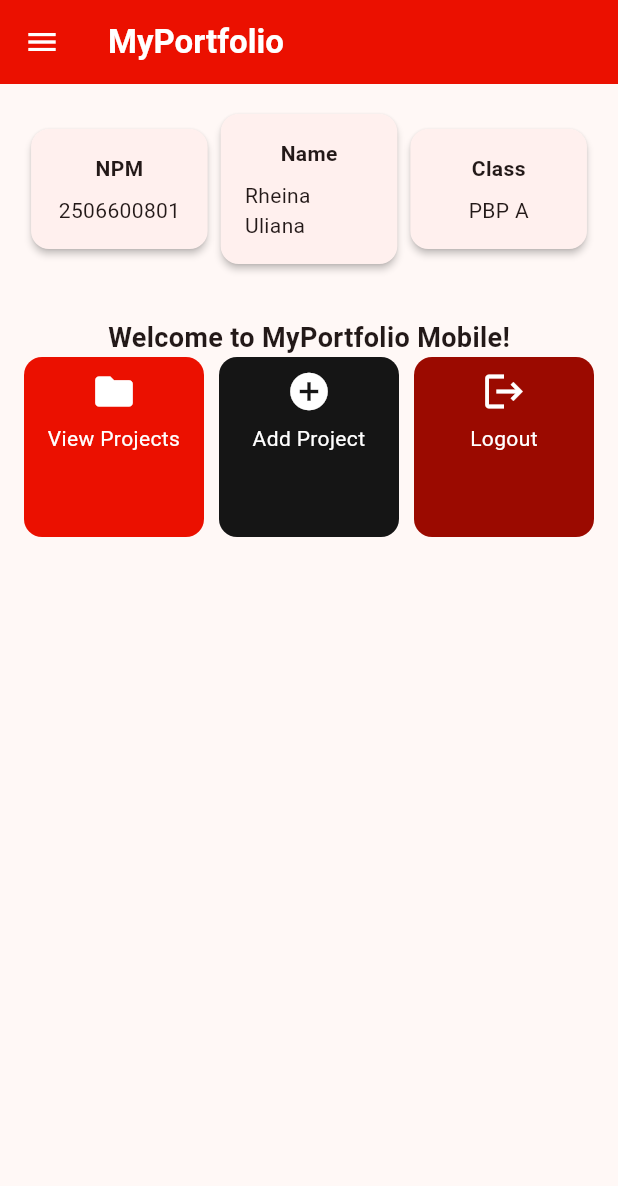
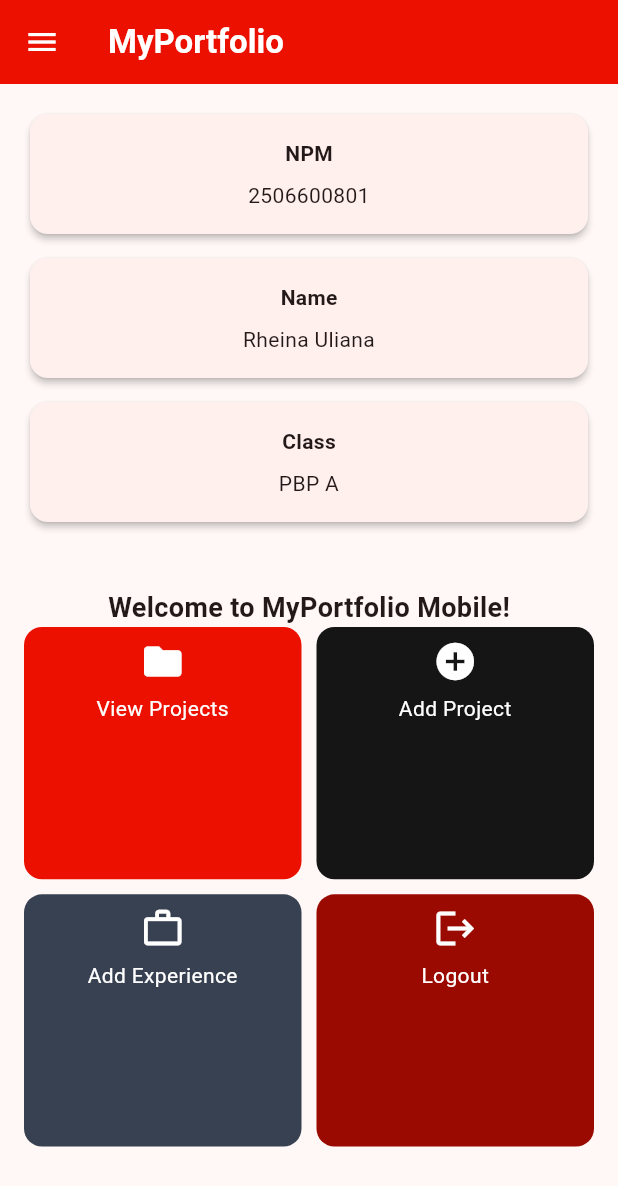
Before and after one commit to rh-elise/myportofolio_mobile, a Flutter app: the screen it shows after launch, on a phone screen of 412 x 824 dp. Shown: the top 1186 px of the screen. Run offline on Flutter 3.47's test engine with Material 3 defaults, Android fonts, the phone set to English and light mode, and no system bars.

Commit message:
feat: Menambahkan kartu Add Experience dan navigasi berbasis halaman tujuan

```diff
--- a/lib/screens/menu.dart
+++ b/lib/screens/menu.dart
@@ -1,21 +1,33 @@
 import 'package:flutter/material.dart';
+import 'package:myportofolio_mobile/screens/experience_form.dart';
+import 'package:myportofolio_mobile/screens/project_form.dart';
 import 'package:myportofolio_mobile/widgets/left_drawer.dart';
 import 'package:myportofolio_mobile/widgets/project_card.dart';
 
+/// Satu tombol aksi pada halaman utama.
 class ItemHomepage {
   final String name;
   final IconData icon;
   final Color color;
+
+  /// Menandai aksi destruktif yang harus dikonfirmasi sebelum dijalankan.
   final bool requiresConfirmation;
+
+  /// Halaman tujuan yang dibuka saat kartu ditekan. Jika null, kartu hanya
+  /// menampilkan SnackBar, misalnya View Projects yang belum punya halaman
+  /// tujuan.
+  final Widget? page;
 
   const ItemHomepage(
     this.name,
     this.icon,
     this.color, {
     this.requiresConfirmation = false,
+    this.page,
   });
 }
 
+/// Halaman utama: identitas pemilik portofolio dan kartu aksi.
 class MyHomePage extends StatelessWidget {
   const MyHomePage({super.key});
 
@@ -23,10 +35,22 @@ class MyHomePage extends StatelessWidget {
   final String name = "Rheina Uliana";
   final String className = "PBP A";
 
-  // Tiga warna dari style.css: accent, ink, accent dark.
+  // Warna dari static/css/style.css: --accent, --ink, --text-muted, dan
+  // accent dark (#9B0A00).
   final List<ItemHomepage> items = const [
     ItemHomepage("View Projects", Icons.folder, Color(0xFFEB1000)),
-    ItemHomepage("Add Project", Icons.add_circle, Color(0xFF151515)),
+    ItemHomepage(
+      "Add Project",
+      Icons.add_circle,
+      Color(0xFF151515),
+      page: ProjectFormPage(),
+    ),
+    ItemHomepage(
+      "Add Experience",
+      Icons.work_outline,
+      Color(0xFF374151),
+      page: ExperienceFormPage(),
+    ),
     ItemHomepage(
       "Logout",
       Icons.logout,
@@ -54,15 +78,40 @@ class MyHomePage extends StatelessWidget {
           child: Column(
             crossAxisAlignment: CrossAxisAlignment.center,
             children: [
-              Row(
-                mainAxisAlignment: MainAxisAlignment.spaceEvenly,
-                children: [
-                  InfoCard(title: 'NPM', content: npm),
-                  InfoCard(title: 'Name', content: name),
-                  InfoCard(title: 'Class', content: className),
-                ],
+              LayoutBuilder(
+                builder: (context, constraints) {
+                  final cards = [
+                    InfoCard(title: 'NPM', content: npm),
+                    InfoCard(title: 'Name', content: name),
+                    InfoCard(title: 'Class', content: className),
+                  ];
+
+                  // Di layar sempit kartu ditumpuk agar teks identitas tetap
+                  // terbaca utuh tanpa overflow.
+                  if (constraints.maxWidth < 480) {
+                    return Column(
+                      crossAxisAlignment: CrossAxisAlignment.stretch,
+                      children: [
+                        for (final card in cards)
+                          Padding(
+                            padding: const EdgeInsets.only(bottom: 8.0),
+                            child: card,
+                          ),
+                      ],
+                    );
+                  }
+
+                  return Row(
+                    children: [
+                      Expanded(child: cards[0]),
+                      const SizedBox(width: 8.0),
+                      Expanded(child: cards[1]),
+                      const SizedBox(width: 8.0),
+                      Expanded(child: cards[2]),
+                    ],
+                  );
+                },
               ),
-
               const SizedBox(height: 16.0),
 
               Center(
@@ -81,7 +130,9 @@ class MyHomePage extends StatelessWidget {
 
                     LayoutBuilder(
                       builder: (context, constraints) {
-                        final columns = constraints.maxWidth < 600 ? 3 : 4;
+                        // Dua kolom di ponsel agar empat kartu tersusun
+                        // rapi (2x2), empat kolom di layar lebar.
+                        final columns = constraints.maxWidth < 600 ? 2 : 4;
                         return GridView.count(
                           crossAxisCount: columns,
                           shrinkWrap: true,
@@ -89,6 +140,7 @@ class MyHomePage extends StatelessWidget {
                           physics: const NeverScrollableScrollPhysics(),
                           crossAxisSpacing: 10,
                           mainAxisSpacing: 10,
+                          childAspectRatio: 1.1,
                           children: items
                               .map((item) => ItemCard(item))
                               .toList(),
@@ -106,6 +158,8 @@ class MyHomePage extends StatelessWidget {
   }
 }
 
+/// Kartu berisi satu pasang judul dan isi, dipakai untuk NPM, nama, dan
+/// kelas.
 class InfoCard extends StatelessWidget {
   final String title;
   final String content;
@@ -114,17 +168,17 @@ class InfoCard extends StatelessWidget {
 
   @override
   Widget build(BuildContext context) {
+    // Lebar mengikuti parent: Expanded di layar lebar, penuh saat ditumpuk di
+    // layar sempit, sehingga teks identitas tidak memicu overflow.
     return Card(
       elevation: 2.0,
-      child: Container(
-        // 3.5 biar tiga kartu masih muat sejajar di layar kecil.
-        width: MediaQuery.of(context).size.width / 3.5,
+      child: Padding(
         padding: const EdgeInsets.all(16.0),
         child: Column(
           children: [
             Text(title, style: const TextStyle(fontWeight: FontWeight.bold)),
             const SizedBox(height: 8.0),
-            Text(content),
+            Text(content, textAlign: TextAlign.center),
           ],
         ),
       ),
--- a/lib/widgets/project_card.dart
+++ b/lib/widgets/project_card.dart
@@ -1,7 +1,11 @@
 import 'package:flutter/material.dart';
 import 'package:myportofolio_mobile/screens/menu.dart';
-import 'package:myportofolio_mobile/screens/project_form.dart';
 
+/// Kartu aksi pada halaman utama.
+///
+/// Menampilkan ikon dan nama item, meminta konfirmasi untuk aksi
+/// destruktif, menampilkan SnackBar, lalu membuka [ItemHomepage.page] bila
+/// tersedia.
 class ItemCard extends StatelessWidget {
   final ItemHomepage item;
 
@@ -14,9 +18,9 @@ class ItemCard extends StatelessWidget {
       borderRadius: BorderRadius.circular(12),
       child: InkWell(
         onTap: () async {
-          // Aksi destruktif perlu konfirmasi.
+          // Aksi destruktif memerlukan konfirmasi sebelum dijalankan.
           if (item.requiresConfirmation) {
-            // Hanya true kalau user menekan Confirm.
+            // Hanya bernilai true jika pengguna menekan Confirm.
             final confirmed = await showDialog<bool>(
               context: context,
               builder: (dialogContext) {
@@ -39,11 +43,11 @@ class ItemCard extends StatelessWidget {
               },
             );
 
-            // Tap di luar dialog dianggap batal.
+            // Menekan area di luar dialog dianggap batal.
             if (confirmed != true) return;
           }
 
-          // Setelah await, context bisa sudah tidak valid.
+          // Setelah await, context bisa sudah tidak terpasang di widget tree.
           if (!context.mounted) return;
 
           ScaffoldMessenger.of(context)
@@ -62,10 +66,14 @@ class ItemCard extends StatelessWidget {
               ),
             );
 
-          if (item.name == "Add Project") {
+          // Tujuan navigasi diambil dari item.page agar kartu tidak perlu
+          // mencocokkan teks nama tombol. push menambah halaman baru di atas
+          // stack, jadi tombol Back kembali ke menu utama.
+          final destination = item.page;
+          if (destination != null) {
             Navigator.push(
               context,
-              MaterialPageRoute(builder: (context) => const ProjectFormPage()),
+              MaterialPageRoute(builder: (context) => destination),
             );
           }
         },
```
